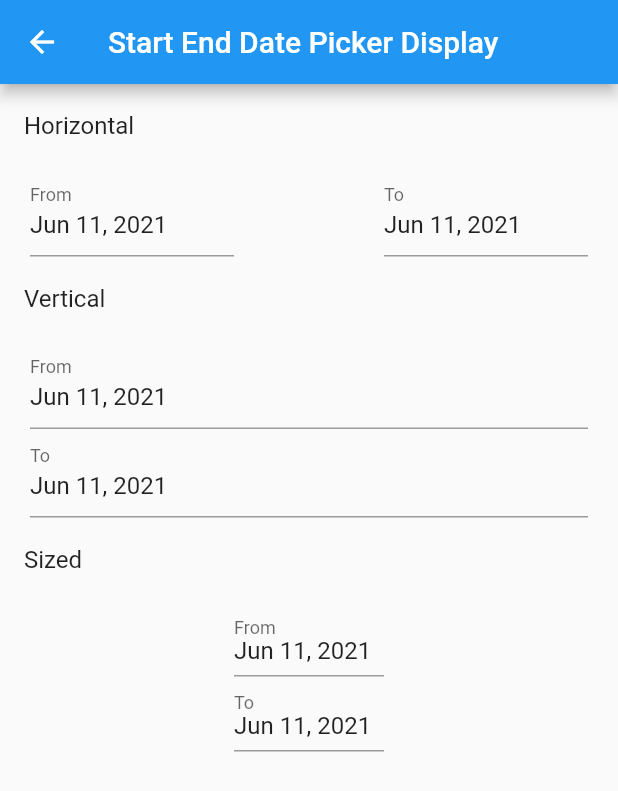
After one commit to LiquidityGallery/liquidity_gallery, a Flutter app: the screen it shows after launch, after a tap on "StartEndDatePicker", on a phone screen of 412 x 824 dp. The commit adds this screen. Shown: the top 791 px of the screen. Run offline on Flutter 3.47's test engine with Material 2 defaults, Android fonts, the phone set to English and light mode, and no system bars; drawn by our look-alikes of date_time_picker.

Commit message:
Widget added
[new]StartEndDatePicker

```diff
--- /dev/null
+++ b/example/lib/StartEndDatePickerView.dart
@@ -0,0 +1,68 @@
+import 'package:flutter/material.dart';
+import 'package:liquidity_gallery/liquidity_gallery.dart';
+
+class StartEndDatePickerView extends StatelessWidget {
+  @override
+  Widget build(BuildContext context) {
+    return Scaffold(
+      appBar: AppBar(
+        title: Text('Start End Date Picker Display'),
+      ),
+      body: ListView(
+        children: [
+          ListTile(
+            title: Text('Horizontal'),
+          ),
+          Padding(
+            padding: const EdgeInsets.symmetric(horizontal: 20),
+            child: StartEndDatePicker(
+              padding: 100,
+              direction: Axis.horizontal,
+              startDate: DateTime.now(),
+              endDate: DateTime.now(),
+              onStartDateChanged: (date) {
+                print('start date changed to $date');
+              },
+              onEndDateChanged: (date) {
+                print('start date changed to $date');
+              },
+            ),
+          ),
+          ListTile(
+            title: Text('Vertical'),
+          ),
+          Padding(
+            padding: const EdgeInsets.symmetric(horizontal: 20),
+            child: StartEndDatePicker(
+              direction: Axis.vertical,
+              startDate: DateTime.now(),
+              endDate: DateTime.now(),
+              onStartDateChanged: (date) {
+                print('start date changed to $date');
+              },
+              onEndDateChanged: (date) {
+                print('start date changed to $date');
+              },
+            ),
+          ),
+          ListTile(
+            title: Text('Sized'),
+          ),
+          StartEndDatePicker(
+            width: 100,
+            height: 50,
+            direction: Axis.vertical,
+            startDate: DateTime.now(),
+            endDate: DateTime.now(),
+            onStartDateChanged: (date) {
+              print('start date changed to $date');
+            },
+            onEndDateChanged: (date) {
+              print('start date changed to $date');
+            },
+          )
+        ],
+      ),
+    );
+  }
+}
--- a/example/lib/main.dart
+++ b/example/lib/main.dart
@@ -1,4 +1,6 @@
+import 'package:example/StartEndDatePickerView.dart';
 import 'package:example/TwitterLightOutView.dart';
+import 'package:example/TwitterLoginView.dart';
 import 'package:flutter/material.dart';
 import 'package:liquidity_gallery/liquidity_gallery.dart';
 
@@ -8,20 +10,43 @@ class MyApp extends StatelessWidget {
   @override
   Widget build(BuildContext context) {
     return MaterialApp(
+      theme: ThemeData.light(),
+      darkTheme: ThemeData.dark(),
       home: MainView(),
     );
   }
 }
+
 class MainView extends StatelessWidget {
   @override
   Widget build(BuildContext context) {
     return Scaffold(
-      appBar: AppBar(title: Text('Home'),),
+      appBar: AppBar(
+        title: Text('Home'),
+      ),
       body: ListView(
         children: [
-          ListTile(title: Text('Twitter Light out theme'), onTap: () {
-            Navigator.push(context, MaterialPageRoute(builder: (_) => TwitterLightsOutView()));
-          },)
+          ListTile(
+            title: Text('Twitter Light Out theme'),
+            onTap: () {
+              Navigator.push(context,
+                  MaterialPageRoute(builder: (_) => TwitterLightsOutView()));
+            },
+          ),
+          ListTile(
+            title: Text('Twitter Light Out Login'),
+            onTap: () {
+              Navigator.push(
+                  context, MaterialPageRoute(builder: (_) => Container()));
+            },
+          ),
+          ListTile(
+            title: Text('StartEndDatePicker'),
+            onTap: () => Navigator.push(
+                context,
+                MaterialPageRoute(
+                    builder: (context) => StartEndDatePickerView())),
+          )
         ],
       ),
     );
--- /dev/null
+++ b/lib/Widgets/StartEndDatePicker.dart
@@ -0,0 +1,104 @@
+import 'package:date_time_picker/date_time_picker.dart';
+import 'package:flutter/material.dart';
+
+class StartEndDatePicker extends StatelessWidget {
+  /// Provide two [DateTimePicker] in a row or column
+  const StartEndDatePicker(
+      {Key? key,
+      this.direction = Axis.horizontal,
+      this.startDateLabel = 'From',
+      this.endDateLabel = 'To',
+      this.startDateDecoration,
+      this.endDateDecoration,
+      required this.startDate,
+      required this.endDate,
+      required this.onStartDateChanged,
+      required this.onEndDateChanged,
+      this.padding = 0.0, this.width, this.height})
+      : super(key: key);
+
+  /// Control direction of [StartEndDatePicker]
+  final Axis direction;
+
+  /// Label string show on  top of field, e.g. 'From' and 'To'
+  final String startDateLabel;
+  final String endDateLabel;
+
+  /// Initial [DateTime] of start date and end date
+  final DateTime startDate;
+  final DateTime endDate;
+
+  /// Action when start date and end date changed
+  final ValueChanged<DateTime> onStartDateChanged;
+  final ValueChanged<DateTime> onEndDateChanged;
+
+  /// Decoration for the field
+  final InputDecoration? startDateDecoration;
+  final InputDecoration? endDateDecoration;
+
+  /// Padding between two field
+  final double padding;
+
+  final double? height, width;
+
+  @override
+  Widget build(BuildContext context) {
+    if (direction == Axis.horizontal) {
+      return Row(
+        children: [
+          Expanded(child: _startDatePicker()),
+          Container(
+            width: padding,
+          ),
+          Expanded(child: _endDatePicker())
+        ],
+      );
+    } else {
+      return Column(
+        children: [
+          _startDatePicker(),
+          Container(
+            height: padding,
+          ),
+          _endDatePicker()
+        ],
+      );
+    }
+  }
+
+  Widget _startDatePicker() {
+    return Container(
+      width: width,
+      height: height,
+      child: DateTimePicker(
+        decoration: startDateDecoration,
+        type: DateTimePickerType.date,
+        dateLabelText: startDateLabel,
+        firstDate: DateTime(2020),
+        lastDate: DateTime(2030),
+        initialValue: startDate.toString(),
+        onChanged: (String date) {
+          onStartDateChanged(DateTime.parse(date));
+        },
+      ),
+    );
+  }
+
+  Widget _endDatePicker() {
+    return Container(
+      height: height,
+      width: width,
+      child: DateTimePicker(
+        decoration: endDateDecoration,
+        type: DateTimePickerType.date,
+        dateLabelText: endDateLabel,
+        firstDate: DateTime(2020),
+        lastDate: DateTime(2030),
+        initialValue: endDate.toString(),
+        onChanged: (String date) {
+          onEndDateChanged(DateTime.parse(date));
+        },
+      ),
+    );
+  }
+}
--- a/pubspec.yaml
+++ b/pubspec.yaml
@@ -10,6 +10,7 @@ environment:
 dependencies:
   flutter:
     sdk: flutter
+  date_time_picker: ^2.0.0 #https://pub.dev/packages/date_time_picker
 
 dev_dependencies:
   flutter_test:
```
Also changed, not shown: example/lib/TwitterLoginView.dart (added, +103 -0 lines), lib/RedBox.dart (deleted, +0 -10 lines), lib/Themes/TwitterLightOutTheme.dart (+8 -0 lines), lib/liquidity_gallery.dart (+4 -3 lines), example/pubspec.lock, lib/Widgets/BorderTextField.dart (renamed from lib/Widget/BorderTextField.dart), lib/Widgets/ConfirmButton.dart (renamed from lib/Widget/ConfirmButton.dart), pubspec.lock, 1 other file.
